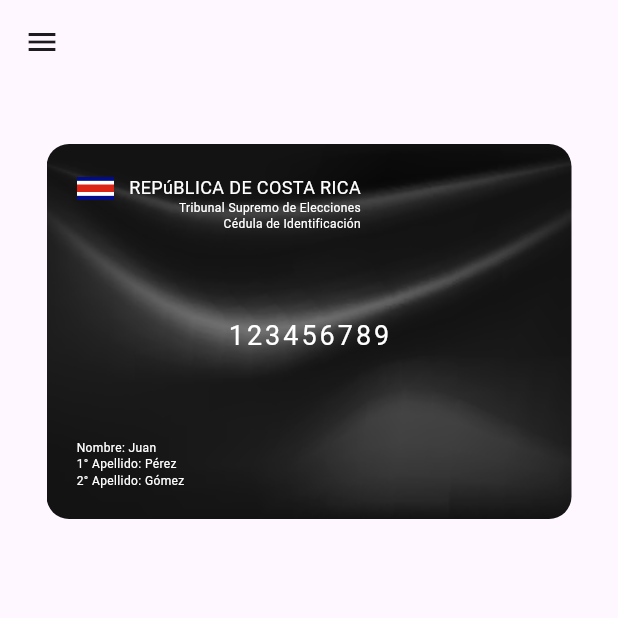
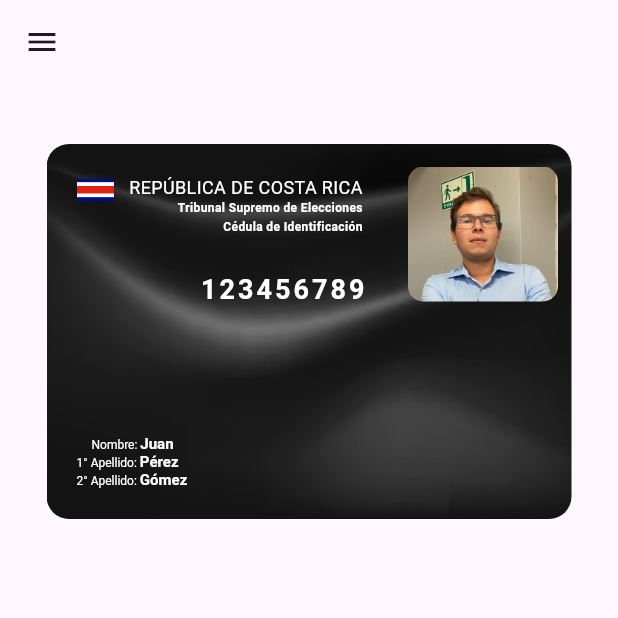
Before and after one commit to AndreyBV5/walletcompass_project, a Flutter app: the Identification screen opened directly, on a phone screen of 412 x 824 dp, the top half of it. Run offline on Flutter 3.47's test engine with Material 3 defaults, Android fonts, the phone set to English and light mode, and no system bars; our stand-ins replace cloud_firestore, firebase_core, flutter_credit_card, progress_state_button, stacked_card_carousel; accounts and stored records are empty.

Commit message:
Update Diseño identificacion

```diff
--- a/lib/model/identification_card.dart
+++ b/lib/model/identification_card.dart
@@ -9,6 +9,7 @@ class IdentificationCard extends StatelessWidget {
     required this.secondLastname,
     required this.idBackgroundImageAssetPath,
     required this.logoAssetPath,
+    this.profileImageAssetPath, // Nuevo parámetro opcional para la imagen de perfil
   });
 
   final String idNumber;
@@ -17,6 +18,7 @@ class IdentificationCard extends StatelessWidget {
   final String secondLastname;
   final String idBackgroundImageAssetPath;
   final String logoAssetPath;
+  final String? profileImageAssetPath; // Imagen de perfil opcional
 
   @override
   Widget build(BuildContext context) {
@@ -32,7 +34,25 @@ class IdentificationCard extends StatelessWidget {
       ),
       child: Padding(
         padding: const EdgeInsets.all(20),
-        child: Column(
+        child: Stack(
+          children: [
+            if (profileImageAssetPath != null) // Mostrar imagen de perfil si está presente
+              Positioned(
+                top: 20,
+                right: 20,
+                child: Container(
+                  width: 50, // Tamaño de la imagen de perfil
+                  height: 50, // Tamaño de la imagen de perfil
+                  decoration: BoxDecoration(
+                    borderRadius: BorderRadius.circular(10),
+                    image: DecorationImage(
+                      image: AssetImage(profileImageAssetPath!),
+                      fit: BoxFit.cover,
+                    ),
+                  ),
+                ),
+              ),
+            Column(
               crossAxisAlignment: CrossAxisAlignment.start,
               mainAxisAlignment: MainAxisAlignment.spaceBetween,
               children: [
@@ -50,10 +70,10 @@ class IdentificationCard extends StatelessWidget {
                     const Padding(
                       padding: EdgeInsets.only(left: 35),
                       child: Column(
-                    crossAxisAlignment: CrossAxisAlignment.end, // Alinea el texto a la derecha
+                        crossAxisAlignment: CrossAxisAlignment.end,
                         children: [
                           Text(
-                        'REPúBLICA DE COSTA RICA',
+                            'REPÚBLICA DE COSTA RICA',
                             style: TextStyle(
                               color: Colors.white,
                               fontSize: 12,
@@ -64,13 +84,16 @@ class IdentificationCard extends StatelessWidget {
                             style: TextStyle(
                               color: Colors.white,
                               fontSize: 8,
+                              fontWeight: FontWeight.bold,
                             ),
                           ),
+                          SizedBox(height: 2),
                           Text(
                             'Cédula de Identificación',
                             style: TextStyle(
                               color: Colors.white,
                               fontSize: 8,
+                              fontWeight: FontWeight.bold,
                             ),
                           ),
                         ],
@@ -78,39 +101,90 @@ class IdentificationCard extends StatelessWidget {
                     ),
                   ],
                 ),
-            Center(
+                Padding(
+                  padding: const EdgeInsets.only(bottom: 60.0, right: 35.0),
+                  child: Center(
                     child: Text(
                       idNumber,
                       style: const TextStyle(
                         color: Colors.white,
                         fontSize: 18,
                         letterSpacing: 2,
+                        fontWeight: FontWeight.bold,
+                      ),
                     ),
                   ),
                 ),
                 Column(
                   crossAxisAlignment: CrossAxisAlignment.start,
                   children: [
-                Text(
-                  'Nombre: $holderName',
-                  style: const TextStyle(
+                    Padding(
+                      padding: const EdgeInsets.only(left: 10.0),
+                      child: RichText(
+                        text: TextSpan(
+                          children: [
+                            const TextSpan(
+                              text: 'Nombre: ',
+                              style: TextStyle(
                                 color: Colors.white,
                                 fontSize: 8,
                               ),
                             ),
-                Text(
-                  '1° Apellido: $firstLastname',
+                            TextSpan(
+                              text: holderName,
                               style: const TextStyle(
+                                color: Colors.white,
+                                fontSize: 10,
+                                fontWeight: FontWeight.bold,
+                              ),
+                            ),
+                          ],
+                        ),
+                      ),
+                    ),
+                    RichText(
+                      text: TextSpan(
+                        children: [
+                          const TextSpan(
+                            text: '1° Apellido: ',
+                            style: TextStyle(
                               color: Colors.white,
                               fontSize: 8,
                             ),
                           ),
-                Text(
-                  '2° Apellido: $secondLastname',
+                          TextSpan(
+                            text: firstLastname,
                             style: const TextStyle(
+                              color: Colors.white,
+                              fontSize: 10,
+                              fontWeight: FontWeight.bold,
+                            ),
+                          ),
+                        ],
+                      ),
+                    ),
+                    RichText(
+                      text: TextSpan(
+                        children: [
+                          const TextSpan(
+                            text: '2° Apellido: ',
+                            style: TextStyle(
                               color: Colors.white,
                               fontSize: 8,
                             ),
+                          ),
+                          TextSpan(
+                            text: secondLastname,
+                            style: const TextStyle(
+                              color: Colors.white,
+                              fontSize: 10,
+                              fontWeight: FontWeight.bold,
+                            ),
+                          ),
+                        ],
+                      ),
+                    ),
+                  ],
                 ),
               ],
             ),
--- a/lib/modules_pages/user_identification.dart
+++ b/lib/modules_pages/user_identification.dart
@@ -27,10 +27,29 @@ class _IdentificationState extends State<Identification> {
     return Scaffold(
       appBar: AppBar(),
       drawer: const NavigationDrawerComponent(),
-      body: StackedCardCarousel(
-        spaceBetweenItems: 300,
-        items: idCards,
-        type: StackedCardCarouselType.cardsStack,
+      body: Stack(
+        children: [
+          StackedCardCarousel(
+            spaceBetweenItems: 300,
+            items: idCards,
+            type: StackedCardCarouselType.cardsStack,
+          ),
+          Positioned(
+            top: 55,
+            right: 40,
+            child: Container(
+              width: 100,
+              height: 90,
+              decoration: BoxDecoration(
+                borderRadius: BorderRadius.circular(10),
+                image: const DecorationImage(
+                  image: AssetImage("assets/images/perfilcedula.jpeg"),
+                  fit: BoxFit.cover,
+                ),
+              ),
+            ),
+          ),
+        ],
       ),
     );
   }
--- a/pubspec.yaml
+++ b/pubspec.yaml
@@ -76,6 +76,7 @@ flutter:
   - assets/images/Mastercard-Logo.png
   - assets/images/cedula.png
   - assets/images/bandera-costarica.png
+  - assets/images/perfilcedula.jpeg
 
   # An image asset can refer to one or more resolution-specific "variants", see
   # https://flutter.dev/assets-and-images/#resolution-aware
```
Also changed, not shown: assets/images/perfilcedula.jpeg (added). Lines whose indentation alone changed are shown as unchanged.
